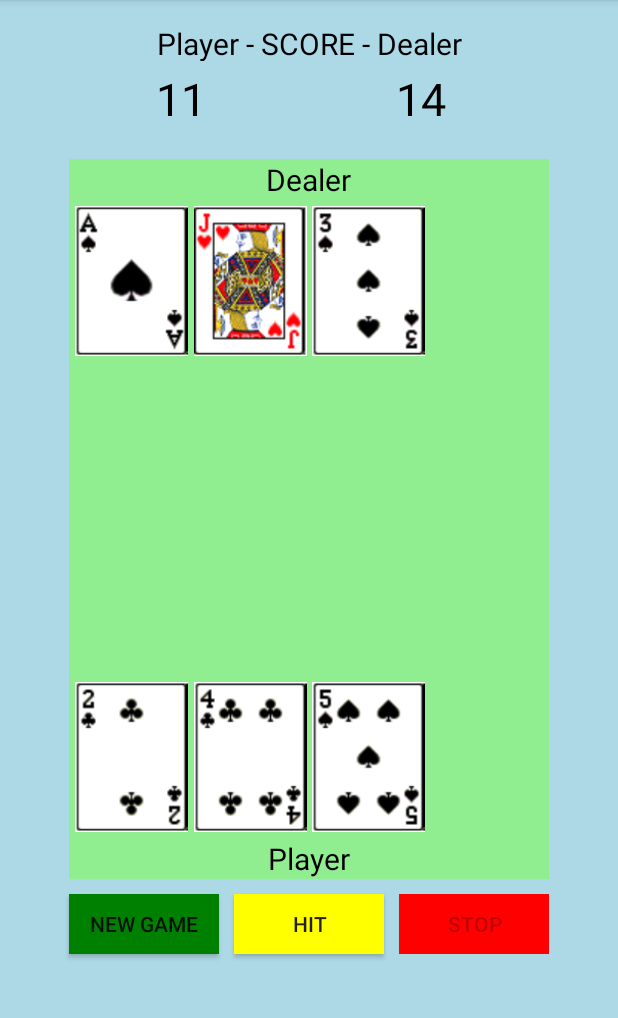
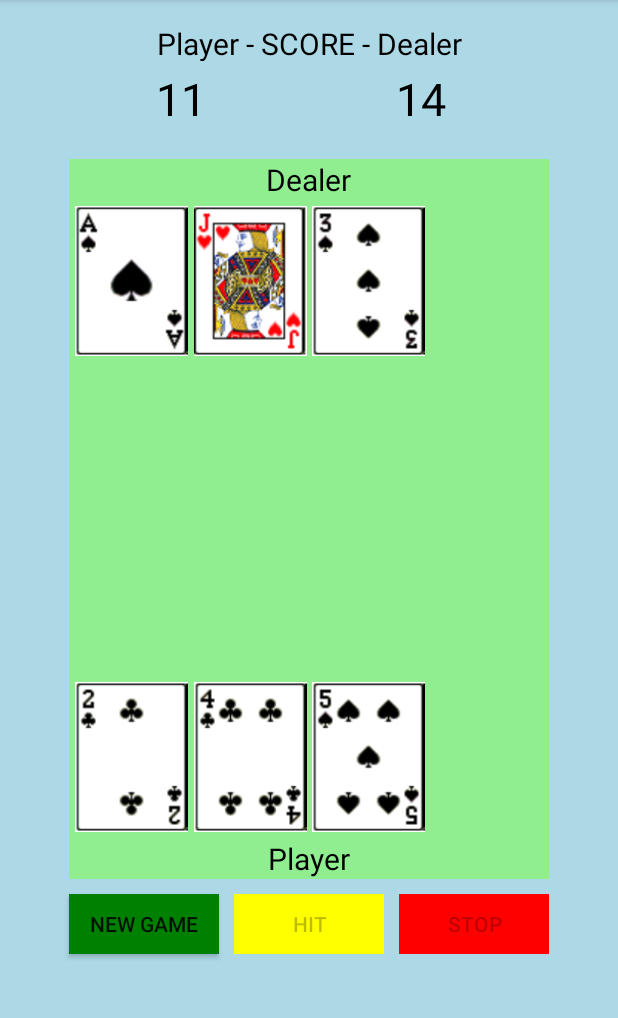
Before and after one commit to iangifford/BlackJackTemp, an Android app: the screen it shows after launch (MainActivity), after a tap on "STOP", on a phone screen of 412 x 824 dp, the part 84-1102 px from its top. Run offline under Robolectric (Android 15) with nearby library versions, the phone set to English and light mode, and no system bars; 6 statements that could not run were skipped; 1 other tap on this screen came first.

```diff
--- a/app/src/main/java/com/jackcannon/blackjack/Game.java
+++ b/app/src/main/java/com/jackcannon/blackjack/Game.java
@@ -57,22 +57,6 @@ public class Game {
     }
 
     /**
-     * Swap Player method
-     * Switches which player has control of the buttons, and where the cards are dealt
-     */
-    public void swapPlayer() {
-        if (current_player.equals("player")) {
-            current_player = "dealer";
-            hitButton.setEnabled(false);
-        } else {
-            current_player = "player";
-            hitButton.setEnabled(true);
-        }
-
-
-    }
-
-    /**
      * Deal Card Method
      * @return the next card to be played, as selected from the deck
      */
@@ -85,10 +69,14 @@ public class Game {
      * Randomly selects the next action(s) taken by the dealer, based on the probability of bust
      */
     public void executeDealerTurn() {
+        hitButton.setEnabled(false);
+        stopButton.setEnabled(false);
+        while(this.dealerScore_int<17&&dealer_hit_count<=5){
+            hit("dealer");
+        }
 
-        hit("dealer");
 
-        swapPlayer();
+
     }
 
     /**
@@ -115,10 +103,6 @@ public class Game {
         //Assign Card to applicable player if 3 less than 3 hits
         if (player.equals("player")) {
             for (int i = 0; i < 5; i++) {
-                if (player_hit_count >= 5) {
-                    hitButton.setEnabled(false);
-                    return;
-                }
                 System.out.println();
                 if (playerCards[i].getVisibility() == View.INVISIBLE) {
                     playerCards[i].setImageResource(resource);
@@ -126,6 +110,9 @@ public class Game {
                     playerScore.setText(Integer.toString(playerScore_int));
                     playerCards[i].setVisibility(View.VISIBLE);
                     player_hit_count++;
+                    if (player_hit_count >= 5) {
+                        hitButton.setEnabled(false);
+                    }
                     return;
                 }
             }
@@ -146,6 +133,8 @@ public class Game {
                 }
             }
         }
+        isOver();
+
     }
 
     /**
@@ -166,7 +155,8 @@ public class Game {
         dealer_hit_count = 0;
         playerScore.setText(Integer.toString(playerScore_int));
         dealerScore.setText(Integer.toString(dealerScore_int));
-
+        hitButton.setEnabled(true);
+        stopButton.setEnabled(true);
         deck = new Deck();
         deck.shuffle();
     }
--- a/app/src/main/java/com/jackcannon/blackjack/MainActivity.java
+++ b/app/src/main/java/com/jackcannon/blackjack/MainActivity.java
@@ -96,6 +96,7 @@ public class MainActivity extends AppCompatActivity {
 
         //BlackJack games begin with 2 cards dealt to each player
         blackJackGame.resetGame();
+
         blackJackGame.hit("player");
         blackJackGame.hit("dealer");
         blackJackGame.hit("player");
@@ -113,9 +114,7 @@ public class MainActivity extends AppCompatActivity {
         blackJackGame.hit("player");
 
         //After every hit, check if the game has been won or tied
-        if(blackJackGame.isOver()){
-            winnerField.setText(blackJackGame.winner);
-        }
+
     }
 
     /**
@@ -126,10 +125,7 @@ public class MainActivity extends AppCompatActivity {
     public void stop(View view) {
 
         //Change to the Dealer and deactivate the Hit and Stop buttons
-        blackJackGame.swapPlayer();
-        if(blackJackGame.current_player.equals("dealer")) {
-            stopButton.setEnabled(false);
-            blackJackGame.executeDealerTurn();
-        }
+        blackJackGame.executeDealerTurn();
+
     }
 }
```
